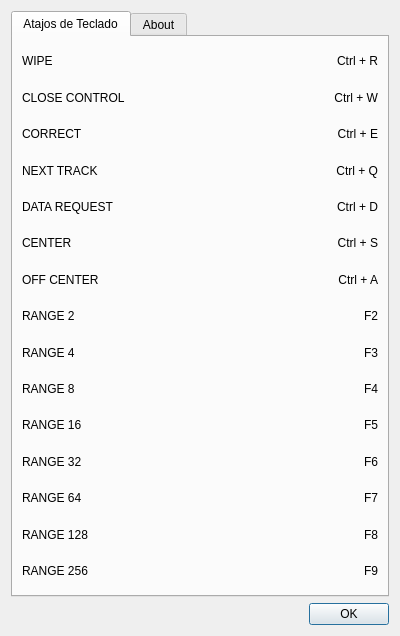
Qt form botonera/infomessage.ui (jordan045/tdc-botonera) before a commit.
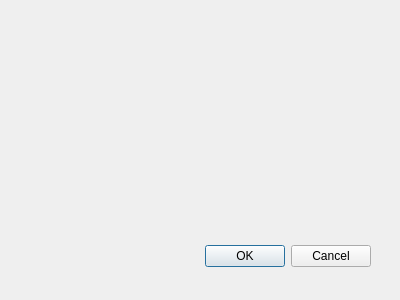
The same form after that commit.

```diff
--- a/botonera/infomessage.ui
+++ b/botonera/infomessage.ui
@@ -7,372 +7,28 @@
     <x>0</x>
     <y>0</y>
     <width>400</width>
-    <height>636</height>
+    <height>300</height>
    </rect>
   </property>
   <property name="windowTitle">
    <string>Dialog</string>
   </property>
-  <layout class="QVBoxLayout" name="verticalLayout">
-   <item>
-    <widget class="QTabWidget" name="tabWidget">
-     <property name="currentIndex">
-      <number>0</number>
-     </property>
-     <widget class="QWidget" name="tab">
-      <attribute name="title">
-       <string>Atajos de Teclado</string>
-      </attribute>
-      <layout class="QVBoxLayout" name="verticalLayout_2">
-       <item>
-        <layout class="QHBoxLayout" name="horizontalLayout_2">
-         <item>
-          <widget class="QLabel" name="label">
-           <property name="text">
-            <string>WIPE</string>
-           </property>
-          </widget>
-         </item>
-         <item>
-          <widget class="QLabel" name="label_16">
-           <property name="text">
-            <string>Ctrl + R</string>
-           </property>
-           <property name="alignment">
-            <set>Qt::AlignRight|Qt::AlignTrailing|Qt::AlignVCenter</set>
-           </property>
-          </widget>
-         </item>
-        </layout>
-       </item>
-       <item>
-        <layout class="QHBoxLayout" name="horizontalLayout_10">
-         <item>
-          <widget class="QLabel" name="label_2">
-           <property name="text">
-            <string>CLOSE CONTROL</string>
-           </property>
-          </widget>
-         </item>
-         <item>
-          <widget class="QLabel" name="label_17">
-           <property name="text">
-            <string>Ctrl + W</string>
-           </property>
-           <property name="alignment">
-            <set>Qt::AlignRight|Qt::AlignTrailing|Qt::AlignVCenter</set>
-           </property>
-          </widget>
-         </item>
-        </layout>
-       </item>
-       <item>
-        <layout class="QHBoxLayout" name="horizontalLayout_15">
-         <item>
-          <widget class="QLabel" name="label_3">
-           <property name="text">
-            <string>CORRECT</string>
-           </property>
-          </widget>
-         </item>
-         <item>
-          <widget class="QLabel" name="label_18">
-           <property name="text">
-            <string>Ctrl + E</string>
-           </property>
-           <property name="alignment">
-            <set>Qt::AlignRight|Qt::AlignTrailing|Qt::AlignVCenter</set>
-           </property>
-          </widget>
-         </item>
-        </layout>
-       </item>
-       <item>
-        <layout class="QHBoxLayout" name="horizontalLayout_14">
-         <item>
-          <widget class="QLabel" name="label_4">
-           <property name="text">
-            <string>NEXT TRACK</string>
-           </property>
-          </widget>
-         </item>
-         <item>
-          <widget class="QLabel" name="label_19">
-           <property name="text">
-            <string>Ctrl + Q</string>
-           </property>
-           <property name="alignment">
-            <set>Qt::AlignRight|Qt::AlignTrailing|Qt::AlignVCenter</set>
-           </property>
-          </widget>
-         </item>
-        </layout>
-       </item>
-       <item>
-        <layout class="QHBoxLayout" name="horizontalLayout_13">
-         <item>
-          <widget class="QLabel" name="label_7">
-           <property name="text">
-            <string>DATA REQUEST</string>
-           </property>
-          </widget>
-         </item>
-         <item>
-          <widget class="QLabel" name="label_20">
-           <property name="text">
-            <string>Ctrl + D</string>
-           </property>
-           <property name="alignment">
-            <set>Qt::AlignRight|Qt::AlignTrailing|Qt::AlignVCenter</set>
-           </property>
-          </widget>
-         </item>
-        </layout>
-       </item>
-       <item>
-        <layout class="QHBoxLayout" name="horizontalLayout_12">
-         <item>
-          <widget class="QLabel" name="label_6">
-           <property name="text">
-            <string>CENTER</string>
-           </property>
-          </widget>
-         </item>
-         <item>
-          <widget class="QLabel" name="label_21">
-           <property name="text">
-            <string>Ctrl + S</string>
-           </property>
-           <property name="alignment">
-            <set>Qt::AlignRight|Qt::AlignTrailing|Qt::AlignVCenter</set>
-           </property>
-          </widget>
-         </item>
-        </layout>
-       </item>
-       <item>
-        <layout class="QHBoxLayout" name="horizontalLayout_11">
-         <item>
-          <widget class="QLabel" name="label_5">
-           <property name="text">
-            <string>OFF CENTER</string>
-           </property>
-          </widget>
-         </item>
-         <item>
-          <widget class="QLabel" name="label_22">
-           <property name="text">
-            <string>Ctrl + A</string>
-           </property>
-           <property name="alignment">
-            <set>Qt::AlignRight|Qt::AlignTrailing|Qt::AlignVCenter</set>
-           </property>
-          </widget>
-         </item>
-        </layout>
-       </item>
-       <item>
-        <layout class="QHBoxLayout" name="horizontalLayout_8">
-         <item>
-          <widget class="QLabel" name="label_8">
-           <property name="text">
-            <string>RANGE 2</string>
-           </property>
-          </widget>
-         </item>
-         <item>
-          <widget class="QLabel" name="label_23">
-           <property name="text">
-            <string>F2</string>
-           </property>
-           <property name="alignment">
-            <set>Qt::AlignRight|Qt::AlignTrailing|Qt::AlignVCenter</set>
-           </property>
-          </widget>
-         </item>
-        </layout>
-       </item>
-       <item>
-        <layout class="QHBoxLayout" name="horizontalLayout_3">
-         <item>
-          <widget class="QLabel" name="label_9">
-           <property name="text">
-            <string>RANGE 4</string>
-           </property>
-          </widget>
-         </item>
-         <item>
-          <widget class="QLabel" name="label_24">
-           <property name="text">
-            <string>F3</string>
-           </property>
-           <property name="alignment">
-            <set>Qt::AlignRight|Qt::AlignTrailing|Qt::AlignVCenter</set>
-           </property>
-          </widget>
-         </item>
-        </layout>
-       </item>
-       <item>
-        <layout class="QHBoxLayout" name="horizontalLayout_4">
-         <item>
-          <widget class="QLabel" name="label_10">
-           <property name="text">
-            <string>RANGE 8</string>
-           </property>
-          </widget>
-         </item>
-         <item>
-          <widget class="QLabel" name="label_25">
-           <property name="text">
-            <string>F4</string>
-           </property>
-           <property name="alignment">
-            <set>Qt::AlignRight|Qt::AlignTrailing|Qt::AlignVCenter</set>
-           </property>
-          </widget>
-         </item>
-        </layout>
-       </item>
-       <item>
-        <layout class="QHBoxLayout" name="horizontalLayout_5">
-         <item>
-          <widget class="QLabel" name="label_11">
-           <property name="text">
-            <string>RANGE 16</string>
-           </property>
-          </widget>
-         </item>
-         <item>
-          <widget class="QLabel" name="label_26">
-           <property name="text">
-            <string>F5</string>
-           </property>
-           <property name="alignment">
-            <set>Qt::AlignRight|Qt::AlignTrailing|Qt::AlignVCenter</set>
-           </property>
-          </widget>
-         </item>
-        </layout>
-       </item>
-       <item>
-        <layout class="QHBoxLayout" name="horizontalLayout_6">
-         <item>
-          <widget class="QLabel" name="label_12">
-           <property name="text">
-            <string>RANGE 32</string>
-           </property>
-          </widget>
-         </item>
-         <item>
-          <widget class="QLabel" name="label_27">
-           <property name="text">
-            <string>F6</string>
-           </property>
-           <property name="alignment">
-            <set>Qt::AlignRight|Qt::AlignTrailing|Qt::AlignVCenter</set>
-           </property>
-          </widget>
-         </item>
-        </layout>
-       </item>
-       <item>
-        <layout class="QHBoxLayout" name="horizontalLayout_7">
-         <item>
-          <widget class="QLabel" name="label_13">
-           <property name="text">
-            <string>RANGE 64</string>
-           </property>
-          </widget>
-         </item>
-         <item>
-          <widget class="QLabel" name="label_28">
-           <property name="text">
-            <string>F7</string>
-           </property>
-           <property name="alignment">
-            <set>Qt::AlignRight|Qt::AlignTrailing|Qt::AlignVCenter</set>
-           </property>
-          </widget>
-         </item>
-        </layout>
-       </item>
-       <item>
-        <layout class="QHBoxLayout" name="horizontalLayout_16">
-         <item>
-          <widget class="QLabel" name="label_14">
-           <property name="text">
-            <string>RANGE 128</string>
-           </property>
-          </widget>
-         </item>
-         <item>
-          <widget class="QLabel" name="label_29">
-           <property name="text">
-            <string>F8</string>
-           </property>
-           <property name="alignment">
-            <set>Qt::AlignRight|Qt::AlignTrailing|Qt::AlignVCenter</set>
-           </property>
-          </widget>
-         </item>
-        </layout>
-       </item>
-       <item>
-        <layout class="QHBoxLayout" name="horizontalLayout_9">
-         <item>
-          <widget class="QLabel" name="label_15">
-           <property name="text">
-            <string>RANGE 256</string>
-           </property>
-          </widget>
-         </item>
-         <item>
-          <widget class="QLabel" name="label_30">
-           <property name="text">
-            <string>F9</string>
-           </property>
-           <property name="alignment">
-            <set>Qt::AlignRight|Qt::AlignTrailing|Qt::AlignVCenter</set>
-           </property>
-          </widget>
-         </item>
-        </layout>
-       </item>
-      </layout>
-     </widget>
-     <widget class="QWidget" name="tab_2">
-      <attribute name="title">
-       <string>About</string>
-      </attribute>
-     </widget>
-    </widget>
-   </item>
-   <item>
-    <layout class="QHBoxLayout" name="horizontalLayout">
-     <item>
-      <spacer name="horizontalSpacer">
-       <property name="orientation">
-        <enum>Qt::Horizontal</enum>
-       </property>
-       <property name="sizeHint" stdset="0">
-        <size>
-         <width>40</width>
-         <height>20</height>
-        </size>
-       </property>
-      </spacer>
-     </item>
-     <item>
-      <widget class="QPushButton" name="pushButton">
-       <property name="text">
-        <string>OK</string>
-       </property>
-      </widget>
-     </item>
-    </layout>
-   </item>
-  </layout>
+  <widget class="QDialogButtonBox" name="buttonBox">
+   <property name="geometry">
+    <rect>
+     <x>30</x>
+     <y>240</y>
+     <width>341</width>
+     <height>32</height>
+    </rect>
+   </property>
+   <property name="orientation">
+    <enum>Qt::Horizontal</enum>
+   </property>
+   <property name="standardButtons">
+    <set>QDialogButtonBox::Cancel|QDialogButtonBox::Ok</set>
+   </property>
+  </widget>
  </widget>
  <resources/>
  <connections/>
```
Left out of the diff: 35 changed lines with no effect on the pictures.
